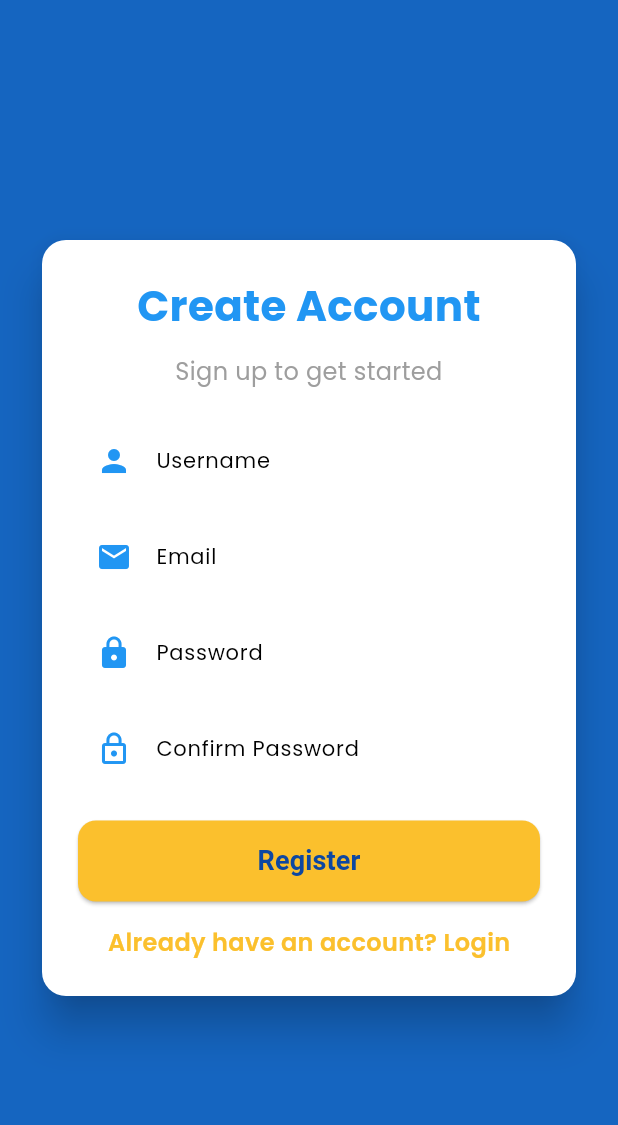
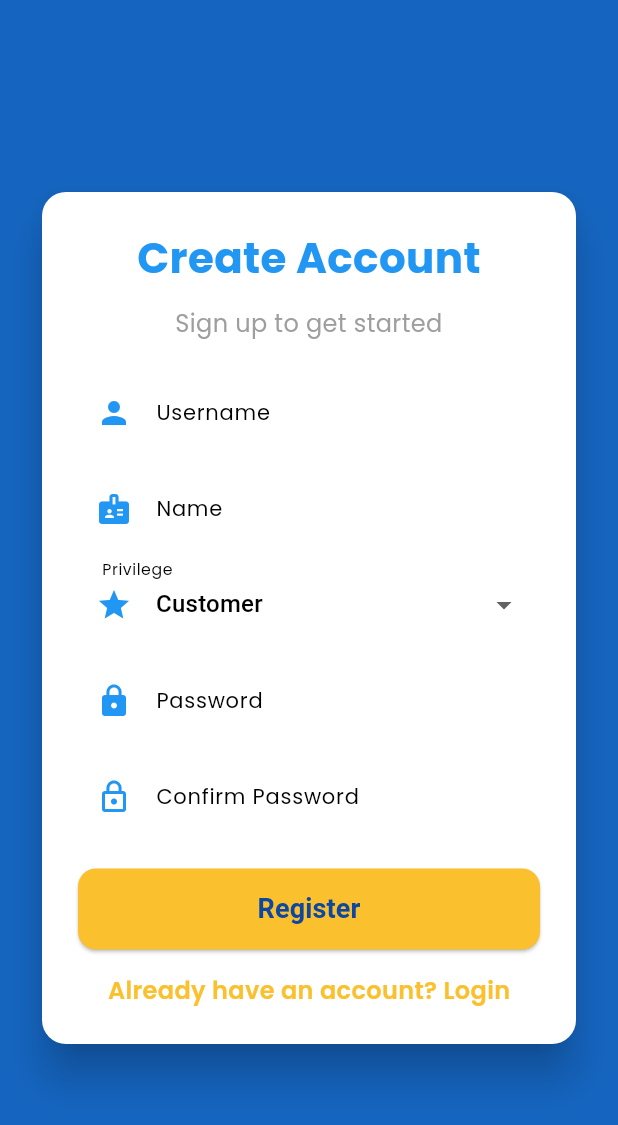
Before and after one commit to B09-PBP/balink-mobile, a Flutter app: the RegisterPage screen opened directly, on a phone screen of 412 x 824 dp. Shown: the top 1125 px of the screen. Run offline on Flutter 3.47's test engine with Material 3 defaults, Android fonts, the phone set to English and light mode, and no system bars; our stand-ins replace google_fonts; missing offline and left inert: pbp_django_auth.

Commit message:
fix auth register

```diff
--- a/lib/authentication/register.dart
+++ b/lib/authentication/register.dart
@@ -1,3 +1,5 @@
+import 'dart:convert';
+
 import 'package:flutter/material.dart';
 import 'package:pbp_django_auth/pbp_django_auth.dart';
 import 'package:provider/provider.dart';
@@ -11,9 +13,11 @@ class RegisterPage extends StatefulWidget {
 
 class _RegisterPageState extends State<RegisterPage> {
   final TextEditingController _usernameController = TextEditingController();
-  final TextEditingController _emailController = TextEditingController();
+  final TextEditingController _nameController = TextEditingController();
   final TextEditingController _passwordController = TextEditingController();
   final TextEditingController _confirmPasswordController = TextEditingController();
+
+  String _selectedPrivilege = "customer"; // Default privilege value
 
   @override
   Widget build(BuildContext context) {
@@ -22,7 +26,6 @@ class _RegisterPageState extends State<RegisterPage> {
     return Scaffold(
       body: Stack(
         children: [
-          // Background with blue shade
           Container(
             color: Colors.blue.shade800,
           ),
@@ -56,7 +59,6 @@ class _RegisterPageState extends State<RegisterPage> {
                         style: TextStyle(fontSize: 16.0, color: Colors.grey),
                       ),
                       const SizedBox(height: 24.0),
-                      // Username input
                       TextField(
                         controller: _usernameController,
                         decoration: InputDecoration(
@@ -68,19 +70,37 @@ class _RegisterPageState extends State<RegisterPage> {
                         ),
                       ),
                       const SizedBox(height: 16.0),
-                      // Email input
                       TextField(
-                        controller: _emailController,
+                        controller: _nameController,
                         decoration: InputDecoration(
-                          labelText: 'Email',
-                          prefixIcon: const Icon(Icons.email, color: Colors.blue),
+                          labelText: 'Name',
+                          prefixIcon: const Icon(Icons.badge, color: Colors.blue),
                           border: OutlineInputBorder(
                             borderRadius: BorderRadius.circular(12.0),
                           ),
                         ),
                       ),
                       const SizedBox(height: 16.0),
-                      // Password input
+                      DropdownButtonFormField<String>(
+                        value: _selectedPrivilege,
+                        onChanged: (String? newValue) {
+                          setState(() {
+                            _selectedPrivilege = newValue!;
+                          });
+                        },
+                        decoration: InputDecoration(
+                          labelText: 'Privilege',
+                          prefixIcon: const Icon(Icons.star, color: Colors.blue),
+                          border: OutlineInputBorder(
+                            borderRadius: BorderRadius.circular(12.0),
+                          ),
+                        ),
+                        items: const [
+                          DropdownMenuItem(value: "customer", child: Text("Customer")),
+                          DropdownMenuItem(value: "admin", child: Text("Admin")),
+                        ],
+                      ),
+                      const SizedBox(height: 16.0),
                       TextField(
                         controller: _passwordController,
                         obscureText: true,
@@ -93,7 +113,6 @@ class _RegisterPageState extends State<RegisterPage> {
                         ),
                       ),
                       const SizedBox(height: 16.0),
-                      // Confirm Password input
                       TextField(
                         controller: _confirmPasswordController,
                         obscureText: true,
@@ -106,11 +125,11 @@ class _RegisterPageState extends State<RegisterPage> {
                         ),
                       ),
                       const SizedBox(height: 24.0),
-                      // Register button
                       ElevatedButton(
                         onPressed: () async {
                           String username = _usernameController.text;
-                          String email = _emailController.text;
+                          String name = _nameController.text;
+                          String privilege = _selectedPrivilege;
                           String password = _passwordController.text;
                           String confirmPassword = _confirmPasswordController.text;
 
@@ -135,17 +154,21 @@ class _RegisterPageState extends State<RegisterPage> {
                             return;
                           }
 
-                          // Perform registration
-                          final response = await request
-                              .post("http://127.0.0.1:8000/auth/register-mobile/", {
-                            'username': username,
-                            'email': email,
-                            'password': password,
-                          });
+                          final response = await request.post(
+                            "http://127.0.0.1:8000/auth/register-mobile/",
+                            jsonEncode({
+                              'username': username,
+                              'name': name,
+                              'privilege': privilege,
+                              'password1': password,
+                              'password2': confirmPassword,
+                            }),
+                          );
+
 
                           if (response['status'] == 'success') {
                             if (context.mounted) {
-                              Navigator.pop(context); // Return to login
+                              Navigator.pop(context);
                               ScaffoldMessenger.of(context)
                                 ..hideCurrentSnackBar()
                                 ..showSnackBar(
@@ -189,7 +212,6 @@ class _RegisterPageState extends State<RegisterPage> {
                         ),
                       ),
                       const SizedBox(height: 16.0),
-                      // Redirect to login
                       GestureDetector(
                         onTap: () {
                           Navigator.pop(context);
```
